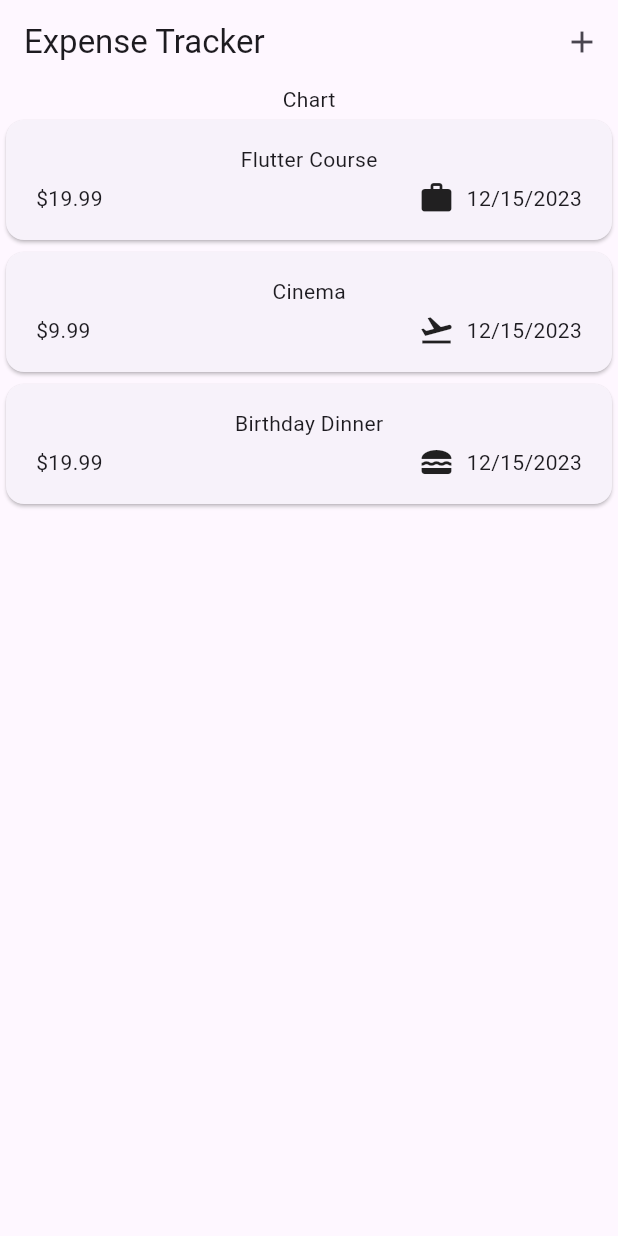
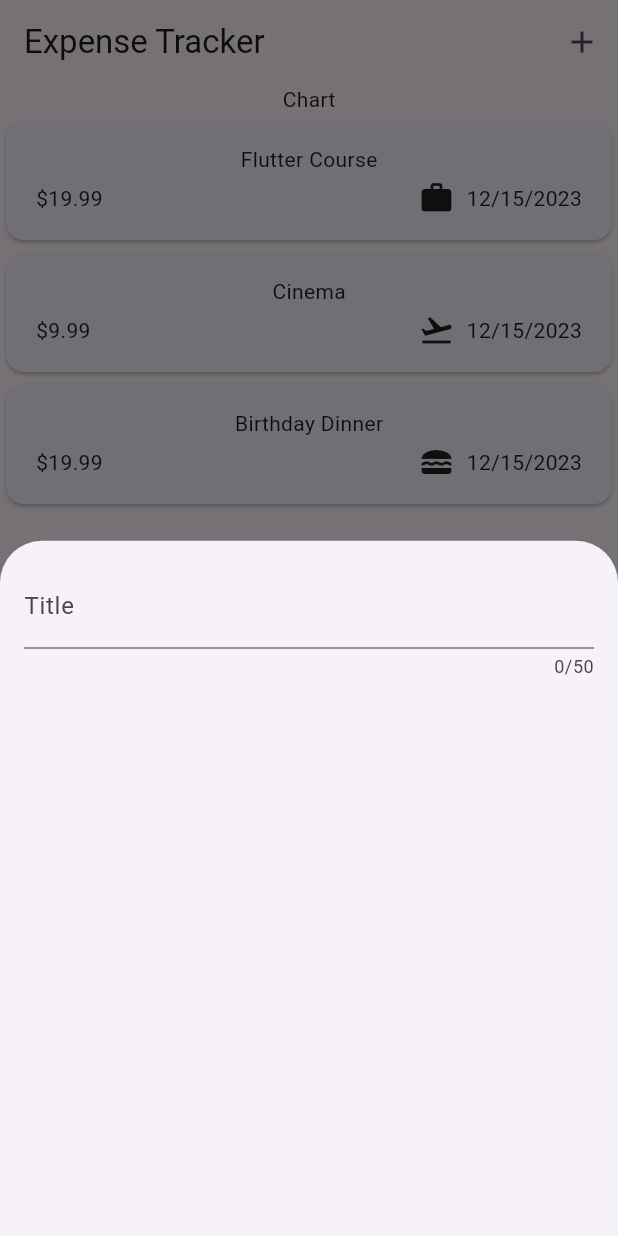
Before and after one commit to ishraqfatin/flutter-projects, a Flutter app: the screen it shows after launch, after a tap on the "add" icon, on a phone screen of 412 x 824 dp. Run offline on Flutter 3.47's test engine with Material 3 defaults, Android fonts, the phone set to English and light mode, and no system bars; our stand-ins replace google_fonts.

Commit message:
feat: add overlay for adding new expenses

```diff
--- a/expense_tracker/lib/widgets/expenses.dart
+++ b/expense_tracker/lib/widgets/expenses.dart
@@ -1,5 +1,6 @@
 import 'package:expense_tracker/widgets/expenses_list/expenses_list.dart';
 import 'package:expense_tracker/models/expense.dart';
+import 'package:expense_tracker/widgets/new_expense.dart';
 import 'package:flutter/material.dart';
 
 class Expenses extends StatefulWidget {
@@ -33,6 +34,11 @@
     ),
   ];
 
+  void _openOverlay() {
+    showModalBottomSheet(
+        context: context, builder: (ctx) => const NewExpense());
+  }
+
   @override
   Widget build(BuildContext context) {
     return Scaffold(
@@ -42,7 +48,7 @@
           ),
           actions: [
             IconButton(
-              onPressed: () {},
+              onPressed: _openOverlay,
               icon: const Icon(Icons.add),
             )
           ]),
--- a/expense_tracker/lib/widgets/expenses_list/expenses_list.dart
+++ b/expense_tracker/lib/widgets/expenses_list/expenses_list.dart
@@ -13,7 +13,7 @@
     // saving resources if the lists are long.
     return ListView.builder(
       itemCount: expenses.length,
-      itemBuilder: (context, index) => ExpenseItem(expenses[index]),
+      itemBuilder: (ctx, index) => ExpenseItem(expenses[index]),
     );
   }
 }
--- /dev/null
+++ b/expense_tracker/lib/widgets/new_expense.dart
@@ -0,0 +1,28 @@
+import 'package:flutter/material.dart';
+
+class NewExpense extends StatefulWidget {
+  const NewExpense({super.key});
+  @override
+  State<StatefulWidget> createState() {
+    return _NewExpenseState();
+  }
+}
+
+class _NewExpenseState extends State<NewExpense> {
+  @override
+  Widget build(BuildContext context) {
+    return const Padding(
+      padding: EdgeInsets.all(16),
+      child: Column(
+        children: [
+          TextField(
+            maxLength: 50, //characters
+            decoration: InputDecoration(
+              label: Text("Title"),
+            ),
+          ),
+        ],
+      ),
+    );
+  }
+}
```
